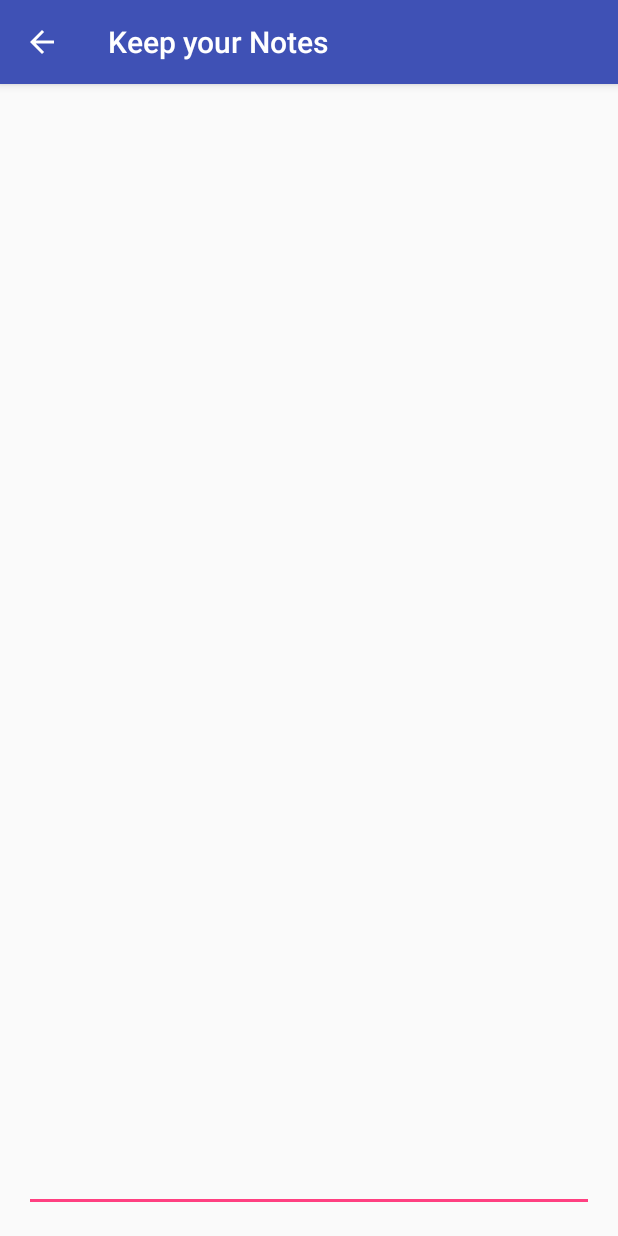
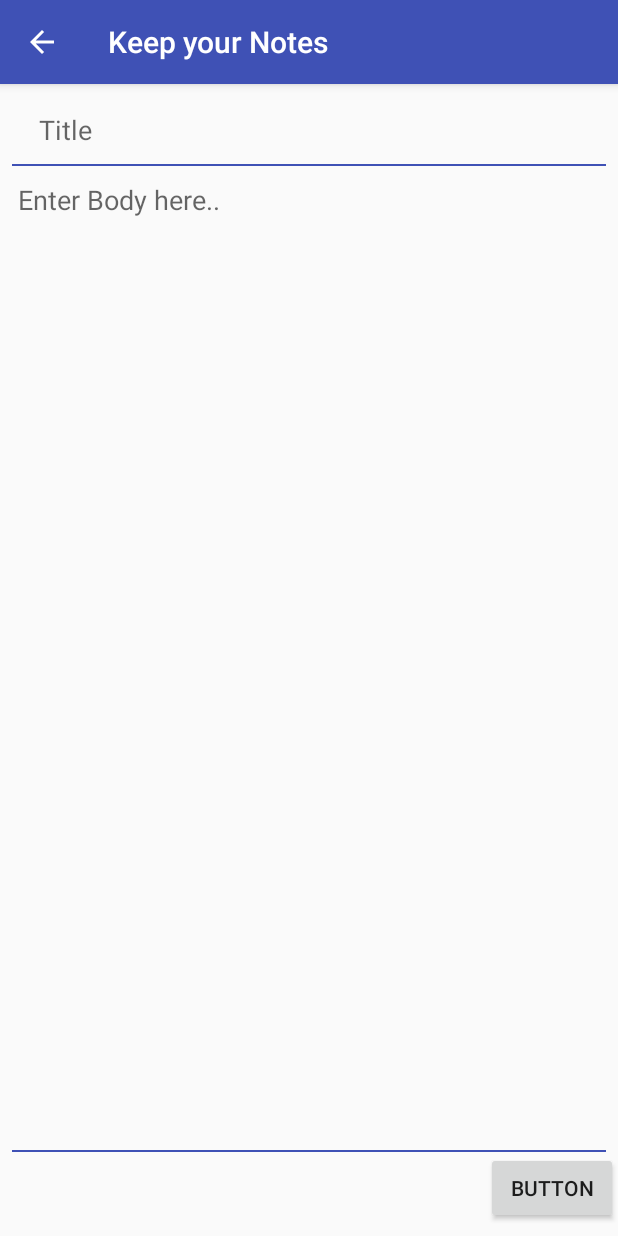
Before and after one commit to MobileComputingPucit/KeepYourNotes, an Android app: the EditNotes screen opened directly, with no data from a screen before it, on a phone screen of 412 x 824 dp. Run offline under Robolectric (Android 15) with nearby library versions, the phone set to English and light mode, and no system bars.

Commit message:
Final submission

```diff
--- a/app/src/main/java/com/example/uzair/keepyournotes/EditNotes.java
+++ b/app/src/main/java/com/example/uzair/keepyournotes/EditNotes.java
@@ -1,17 +1,27 @@
 package com.example.uzair.keepyournotes;
 
+import android.content.DialogInterface;
 import android.content.Intent;
 import android.content.SharedPreferences;
+import android.provider.CalendarContract;
+import android.support.v7.app.AlertDialog;
 import android.support.v7.app.AppCompatActivity;
 import android.os.Bundle;
 import android.text.Editable;
 import android.text.TextWatcher;
+import android.view.View;
+import android.widget.Button;
 import android.widget.EditText;
 
+import java.util.Calendar;
+import java.util.Date;
 import java.util.HashSet;
 
-public class EditNotes extends AppCompatActivity {
+public class EditNotes extends AppCompatActivity implements View.OnClickListener {
     boolean note;
+    EditText tvTitle,tvBody;
+    Mydatabase mybase;
+    private Button submit;
     String id;
     @Override
     protected void onCreate(Bundle savedInstanceState) {
@@ -19,17 +29,51 @@ public class EditNotes extends AppCompatActivity {
         setContentView(R.layout.activity_edit_notes);
         Intent intent = getIntent();
 
-        Mydatabase mybase;
         note = intent.getBooleanExtra("notes",false);
-        mybase = new Mydatabase(getParent(), null, null, 1);
+        mybase = Mydatabase.getInstance();
+        submit = (Button) findViewById(R.id.btnSubmit);
+        submit.setOnClickListener(this);
+        tvTitle = (EditText) findViewById(R.id.editText);
+        tvBody = (EditText) findViewById(R.id.editText2);
+        if (note){
 
-        EditText editText = (EditText) findViewById(R.id.editText);
-        if (!note){
+            id  = intent.getStringExtra("id");
 
-        }
-        else{
-
+            NotesModel notesModel = mybase.getValue(id);
+            tvTitle.setText(notesModel.getName());
+            tvBody.setText(notesModel.getBody());
         }
 
+
+    }
+
+    @Override
+    public void onClick(View view) {
+        switch (view.getId()){
+            case R.id.btnSubmit:
+                Date currentTime = Calendar.getInstance().getTime();
+                final String time = String.valueOf(currentTime.getDate());
+                new AlertDialog.Builder(this)
+                        .setIcon(android.R.drawable.alert_light_frame)
+                        .setMessage("Do you want to save this?")
+                        .setTitle("ARE YOU SURE!!!")
+                        .setPositiveButton("Yes", new DialogInterface.OnClickListener() {
+                            @Override
+                            public void onClick(DialogInterface dialogInterface,int i) {
+                                if (note) {
+                                    NotesModel nn = new NotesModel(tvTitle.getText().toString(), tvBody.getText().toString(), time);
+                                    nn.setId(id);
+                                    mybase.updateNotes(nn);
+                                } else {
+                                    mybase.addNotes(new NotesModel(tvTitle.getText().toString(), tvBody.getText().toString(), time));
+                                }
+
+                                finish();
+                            }
+                        })
+                        .setNegativeButton("No",null)
+                        .show();
+                break;
+        }
     }
 }
--- a/app/src/main/java/com/example/uzair/keepyournotes/NotesInterface.java
+++ b/app/src/main/java/com/example/uzair/keepyournotes/NotesInterface.java
@@ -8,4 +8,6 @@ import android.view.View;
 
 public interface NotesInterface {
     public void itemClicked(View view);
+    public void itemlongClicked(View view);
+
 }
--- a/app/src/main/res/layout/activity_edit_notes.xml
+++ b/app/src/main/res/layout/activity_edit_notes.xml
@@ -1,21 +1,75 @@
 <?xml version="1.0" encoding="utf-8"?>
-<RelativeLayout xmlns:android="http://schemas.android.com/apk/res/android"
+<android.support.constraint.ConstraintLayout xmlns:android="http://schemas.android.com/apk/res/android"
+    xmlns:app="http://schemas.android.com/apk/res-auto"
     xmlns:tools="http://schemas.android.com/tools"
     android:layout_width="match_parent"
     android:layout_height="match_parent"
-    android:paddingBottom="@dimen/activity_vertical_margin"
-    android:paddingLeft="@dimen/activity_horizontal_margin"
-    android:paddingRight="@dimen/activity_horizontal_margin"
-    android:paddingTop="@dimen/activity_vertical_margin"
+
     tools:context="com.example.uzair.keepyournotes.EditNotes">
 
     <EditText
-        android:layout_width="fill_parent"
-        android:layout_height="fill_parent"
-        android:inputType="textMultiLine"
         android:id="@+id/editText"
-        android:layout_alignParentTop="true"
-        android:layout_alignParentLeft="true"
-        android:layout_alignParentStart="true"
-        android:gravity="top|left" />
-</RelativeLayout>
+        android:layout_width="368dp"
+        android:layout_height="wrap_content"
+        android:layout_marginEnd="8dp"
+        android:layout_marginStart="8dp"
+        android:layout_marginTop="8dp"
+        android:backgroundTint="@android:color/transparent"
+        android:ems="10"
+        android:hint="Title"
+        android:inputType="textPersonName"
+        app:layout_constraintEnd_toEndOf="parent"
+        app:layout_constraintStart_toStartOf="parent"
+        app:layout_constraintTop_toTopOf="parent" />
+
+    <View
+        android:id="@+id/view"
+        android:layout_width="match_parent"
+        android:layout_height="1dp"
+        android:layout_marginEnd="8dp"
+        android:layout_marginStart="8dp"
+        android:background="@color/colorPrimary"
+        app:layout_constraintEnd_toEndOf="parent"
+        app:layout_constraintStart_toStartOf="parent"
+        app:layout_constraintTop_toBottomOf="@+id/editText" />
+
+    <View
+        android:id="@+id/view2"
+        android:layout_width="match_parent"
+        android:layout_height="1dp"
+        android:layout_marginEnd="8dp"
+        android:layout_marginStart="8dp"
+        android:background="@color/colorPrimary"
+        app:layout_constraintBottom_toTopOf="@+id/btnSubmit"
+        app:layout_constraintEnd_toEndOf="parent"
+        app:layout_constraintHorizontal_bias="0.0"
+        app:layout_constraintStart_toStartOf="parent" />
+
+    <EditText
+        android:id="@+id/editText2"
+        android:layout_width="0dp"
+        android:layout_height="0dp"
+        android:layout_marginBottom="8dp"
+        android:layout_marginEnd="8dp"
+        android:layout_marginStart="8dp"
+        android:backgroundTint="@android:color/transparent"
+        android:ems="10"
+        android:gravity="top"
+        android:hint="Enter Body here.."
+        android:inputType="textPersonName"
+        app:layout_constraintBottom_toTopOf="@+id/view2"
+        app:layout_constraintEnd_toEndOf="parent"
+        app:layout_constraintHorizontal_bias="0.0"
+        app:layout_constraintStart_toStartOf="parent"
+        app:layout_constraintTop_toBottomOf="@+id/view" />
+
+    <Button
+        android:id="@+id/btnSubmit"
+        android:layout_width="wrap_content"
+        android:layout_height="wrap_content"
+        android:layout_marginBottom="8dp"
+        android:text="Button"
+
+        app:layout_constraintBottom_toBottomOf="parent"
+        app:layout_constraintEnd_toEndOf="parent" />
+</android.support.constraint.ConstraintLayout>
--- a/app/src/main/res/values/colors.xml
+++ b/app/src/main/res/values/colors.xml
@@ -2,5 +2,5 @@
 <resources>
     <color name="colorPrimary">#3F51B5</color>
     <color name="colorPrimaryDark">#303F9F</color>
-    <color name="colorAccent">#FF4081</color>
+    <color name="colorAccent">#ff4081</color>
 </resources>
```
Also changed, not shown: app/src/main/AndroidManifest.xml (+11 -3 lines), app/src/main/java/com/example/uzair/keepyournotes/CustomArrayAdapter.java (+12 -0 lines), app/src/main/java/com/example/uzair/keepyournotes/MainActivity.java (+38 -5 lines), app/src/main/java/com/example/uzair/keepyournotes/Mydatabase.java (+26 -12 lines), app/src/main/java/com/example/uzair/keepyournotes/SplashActivity.java (added, +38 -0 lines), app/src/main/res/layout/activity_splash.xml (added, +62 -0 lines), app/src/main/res/layout/note_recyclerview.xml (+7 -5 lines), 1 other file.
